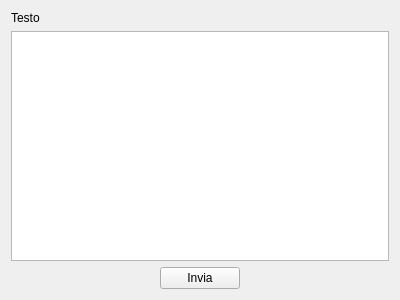
Claudiaf26/Network_sharing, file UserInterface/showusers.ui: the form before one commit.
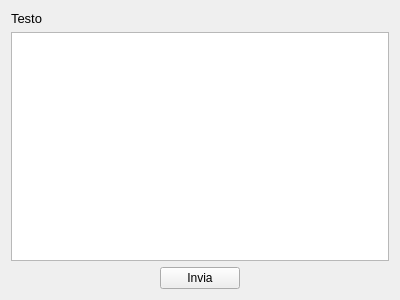
The form after the commit.

Patch:
```diff
--- a/UserInterface/showusers.ui
+++ b/UserInterface/showusers.ui
@@ -16,6 +16,11 @@
   <layout class="QVBoxLayout" name="verticalLayout">
    <item>
     <widget class="QLabel" name="label">
+     <property name="font">
+      <font>
+       <pointsize>10</pointsize>
+      </font>
+     </property>
      <property name="text">
       <string>Testo</string>
      </property>
```
Left out of the diff: 2 changed lines with no effect on the pictures.
